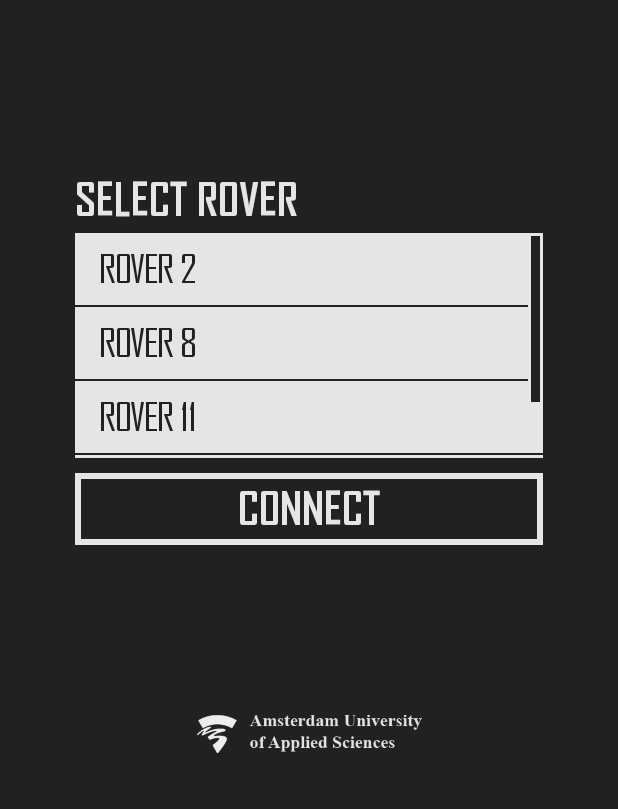
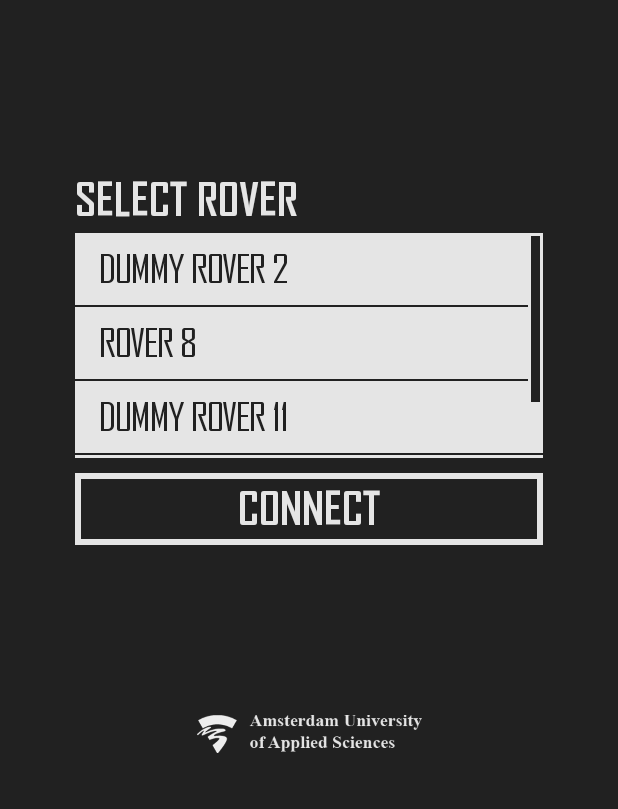
Before and after one commit to myucesan/project-rescue-on-wheels, an Android app: the screen it shows after launch (ConnectActivity), on a phone screen of 412 x 824 dp, the part 427-1236 px from its top. Run offline under Robolectric (Android 15) with nearby library versions, the phone set to English and light mode, and no system bars; libraries missing offline, so code that uses them is left out: com.erz.joysticklibrary.

Commit message:
Added small check to avoid filling the roveradapter with repetitive values, changed app name to SR1

```diff
--- a/Code/RowApp2/app/src/main/java/com/metabotsrow/rowapp/ConnectActivity.java
+++ b/Code/RowApp2/app/src/main/java/com/metabotsrow/rowapp/ConnectActivity.java
@@ -41,11 +41,14 @@ public class ConnectActivity extends AppCompatActivity implements View.OnClickLi
         // Get reference of widgets from XML layout
         final ListView connectionListView = (ListView) findViewById(R.id.connectionListView);
 
-        // Initializing rovers
-        RoverList.getRoverList().addRover(new Rover("ROVER 2", "10.3.141.1", 8802));
-        RoverList.getRoverList().addRover(new Rover("ROVER 8", "10.3.141.1", 8808));
-        RoverList.getRoverList().addRover(new Rover("ROVER 11", "10.3.141.1", 8811));
-        RoverList.getRoverList().addRover(new Rover("ROVER 21", "10.3.141.1", 8821));;
+        // Simple check if rovers are already initialized
+        if(RoverList.getRoverList().getRovers().size() == 0){
+            // Initializing rovers only if they aren't already
+            RoverList.getRoverList().addRover(new Rover("DUMMY ROVER 2", "10.3.141.1", 8802));
+            RoverList.getRoverList().addRover(new Rover("ROVER 8", "10.3.141.1", 8808));
+            RoverList.getRoverList().addRover(new Rover("DUMMY ROVER 11", "10.3.141.1", 8811));
+            RoverList.getRoverList().addRover(new Rover("DUMMY ROVER 21", "10.3.141.1", 8821));
+        }
 
         // Create an ArrayAdapter from List
         ArrayAdapter<String> arrayAdapter = new ArrayAdapter<String>
--- a/Code/RowApp2/app/src/main/res/values/strings.xml
+++ b/Code/RowApp2/app/src/main/res/values/strings.xml
@@ -1,3 +1,3 @@
 <resources>
-    <string name="app_name">Flood Supply</string>
+    <string name="app_name">SR1</string>
 </resources>
```
